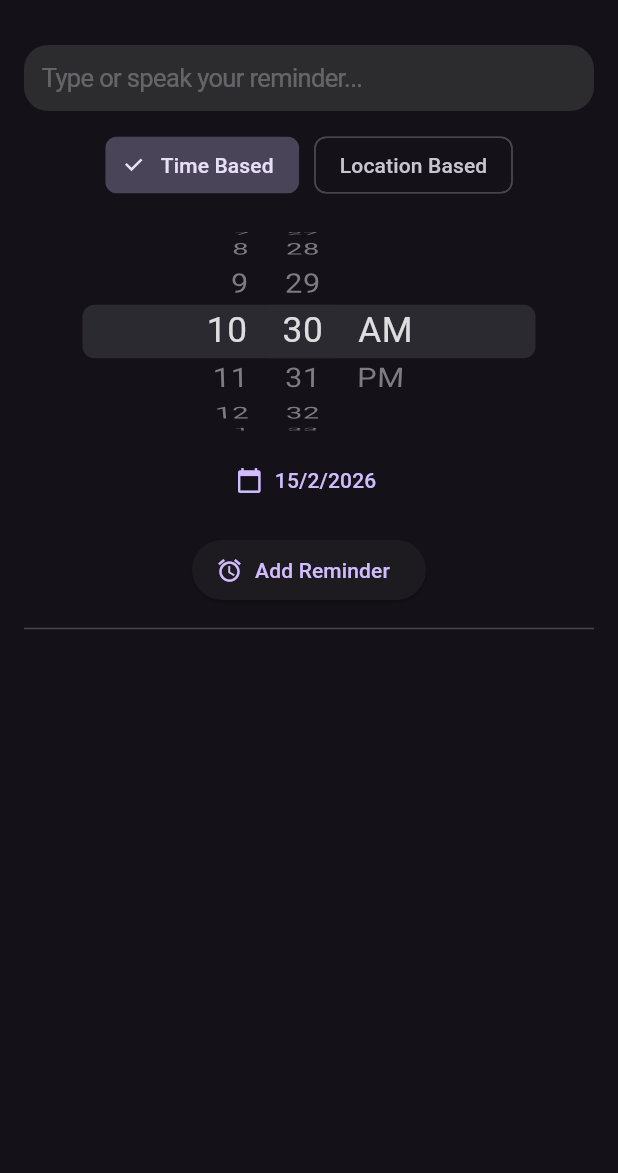
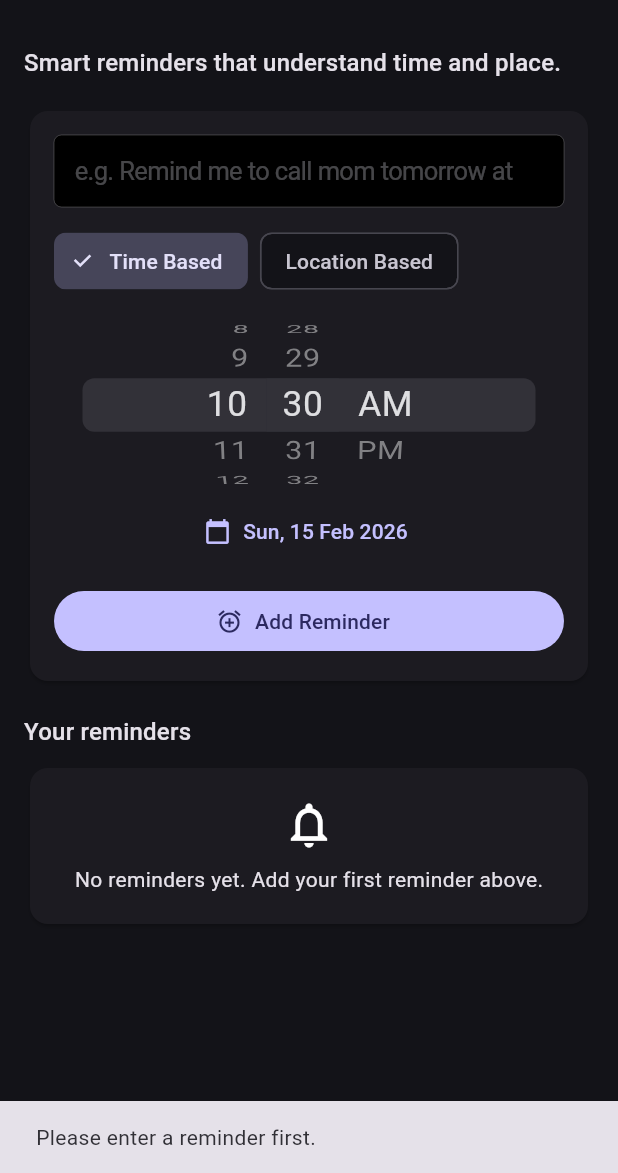
Before and after one commit to itsstoomuch/AIreminder, a Flutter app: the screen it shows after launch, after a tap on "Add Reminder", on a phone screen of 412 x 824 dp, the part 63-1236 px from its top. Run offline on Flutter 3.47's test engine with Material 3 defaults, Android fonts, the phone set to English and light mode, and no system bars; our stand-ins replace flutter_local_notifications, geolocator, google_maps_flutter, hive, hive_flutter, timezone; missing offline and left inert: chrono_dart, geofence_service; accounts and stored records are empty.

Commit message:
Polish reminder UI and improve scheduling reliability

```diff
--- a/lib/main.dart
+++ b/lib/main.dart
@@ -1,17 +1,17 @@
 import 'package:flutter/cupertino.dart';
 import 'package:flutter/material.dart';
+import 'package:geolocator/geolocator.dart';
+import 'package:hive_flutter/hive_flutter.dart';
+import 'package:intl/intl.dart';
 import 'package:provider/provider.dart';
-import 'package:hive_flutter/hive_flutter.dart';
-import 'package:geolocator/geolocator.dart';
-import 'package:google_maps_flutter/google_maps_flutter.dart';
-import 'reminder_provider.dart';
+import 'package:timezone/data/latest_all.dart' as tz;
+
+import 'map_picker_preview.dart';
+import 'map_picker_screen.dart';
 import 'models/reminder.dart';
 import 'models/saved_location.dart';
-import 'map_picker_preview.dart';
-import 'map_picker_screen.dart';
 import 'reminder_parser.dart';
-import 'notification_service.dart';
-import 'package:timezone/data/latest_all.dart' as tz;
+import 'reminder_provider.dart';
 
 void main() async {
   WidgetsFlutterBinding.ensureInitialized();
@@ -30,11 +30,26 @@ void main() async {
 
 class MyApp extends StatelessWidget {
   const MyApp({super.key});
+
   @override
   Widget build(BuildContext context) {
+    const seed = Color(0xFF6C63FF);
+
     return MaterialApp(
       debugShowCheckedModeBanner: false,
-      theme: ThemeData.dark(),
+      title: 'Reminder AI',
+      themeMode: ThemeMode.dark,
+      theme: ThemeData(
+        useMaterial3: true,
+        colorScheme: ColorScheme.fromSeed(seedColor: seed),
+      ),
+      darkTheme: ThemeData(
+        useMaterial3: true,
+        colorScheme: ColorScheme.fromSeed(
+          seedColor: seed,
+          brightness: Brightness.dark,
+        ),
+      ),
       home: const ReminderScreen(),
     );
   }
@@ -42,6 +57,7 @@ class MyApp extends StatelessWidget {
 
 class ReminderScreen extends StatefulWidget {
   const ReminderScreen({super.key});
+
   @override
   State<ReminderScreen> createState() => _ReminderScreenState();
 }
@@ -55,18 +71,35 @@ class _ReminderScreenState extends State<ReminderScreen> {
   double? _selectedLat;
   double? _selectedLng;
 
-  void _pickDate() async {
+  @override
+  void dispose() {
+    _controller.dispose();
+    super.dispose();
+  }
+
+  Future<void> _pickDate() async {
     final picked = await showDatePicker(
       context: context,
       initialDate: _selectedDate,
       firstDate: DateTime.now(),
       lastDate: DateTime(2100),
     );
-    if (picked != null) setState(() => _selectedDate = picked);
+    if (picked != null) {
+      setState(() => _selectedDate = picked);
+    }
   }
 
   void _parseAndAutoLinkLocation(String input) {
     final provider = context.read<ReminderProvider>();
+    final parsedDateTime = parseDateTime(input);
+
+    if (parsedDateTime != null) {
+      setState(() {
+        _selectedDate = parsedDateTime;
+        _selectedTime = TimeOfDay.fromDateTime(parsedDateTime);
+      });
+    }
+
     for (final name in provider.getSavedLocationNames()) {
       if (input.toLowerCase().contains(name)) {
         final match = provider.getLocationByName(name);
@@ -76,35 +109,39 @@ class _ReminderScreenState extends State<ReminderScreen> {
             _selectedLat = match.latitude;
             _selectedLng = match.longitude;
           });
-          ScaffoldMessenger.of(context).showSnackBar(
-            SnackBar(
-              content:
-                  Text("Linked saved location '${match.name}' automatically."),
-              duration: const Duration(seconds: 2),
-            ),
-          );
           break;
         }
       }
     }
   }
 
-  void _useCurrentLocation() async {
+  Future<void> _useCurrentLocation() async {
+    try {
       final pos = await Geolocator.getCurrentPosition();
+      if (!mounted) return;
       setState(() {
         _selectedLat = pos.latitude;
         _selectedLng = pos.longitude;
-      _selectedLocation = "Current Location";
+        _selectedLocation = 'Current Location';
       });
+    } catch (_) {
+      if (!mounted) return;
+      ScaffoldMessenger.of(context).showSnackBar(
+        const SnackBar(content: Text('Unable to fetch current location.')),
+      );
+    }
   }
 
-  void _addReminder() async {
+  Future<void> _addReminder() async {
     final text = _controller.text.trim();
-    if (text.isEmpty) return;
+    if (text.isEmpty) {
+      ScaffoldMessenger.of(context).showSnackBar(
+        const SnackBar(content: Text('Please enter a reminder first.')),
+      );
+      return;
+    }
 
     final provider = context.read<ReminderProvider>();
-
-    // 1️⃣ Combine date + time (fallback for time-based)
     final combined = DateTime(
       _selectedDate.year,
       _selectedDate.month,
@@ -113,35 +150,24 @@ class _ReminderScreenState extends State<ReminderScreen> {
       _selectedTime.minute,
     );
 
-    // 2️⃣ Try geofence parsing
     final geofence = parseGeofenceTrigger(text);
-
     String? locationName = _selectedLocation;
     double? lat = _selectedLat;
     double? lng = _selectedLng;
     String? triggerType;
 
-    bool locationMode = isLocationBased;
+    var locationMode = isLocationBased;
 
     if (geofence != null) {
-      locationMode = true; // force location-based
+      locationMode = true;
       triggerType = geofence.triggerType;
 
-      // Try find saved pin
       final matched = provider.getLocationByName(geofence.locationName);
       if (matched != null) {
         locationName = matched.name;
         lat = matched.latitude;
         lng = matched.longitude;
-        ScaffoldMessenger.of(context).showSnackBar(
-          SnackBar(
-            content: Text(
-                "Linked '${matched.name}' for geofence (${triggerType ?? ''})"),
-            duration: const Duration(seconds: 2),
-          ),
-        );
       } else {
-        // Not found → open map picker
         final picked = await Navigator.push(
           context,
           MaterialPageRoute(builder: (_) => const MapPickerScreen()),
@@ -150,22 +176,20 @@ class _ReminderScreenState extends State<ReminderScreen> {
           lat = picked['position']?.latitude;
           lng = picked['position']?.longitude;
           locationName = picked['name'];
-        } else {
-          ScaffoldMessenger.of(context).showSnackBar(
-            const SnackBar(
-              content: Text('No location selected. Reminder not saved.'),
-            ),
-          );
-          return;
         }
       }
     }
 
     if (locationMode && (locationName == null || lat == null || lng == null)) {
       ScaffoldMessenger.of(context).showSnackBar(
-        const SnackBar(
-            content: Text('Please select a valid location.'),
-            duration: Duration(seconds: 2)),
+        const SnackBar(content: Text('Please select a valid location.')),
+      );
+      return;
+    }
+
+    if (!locationMode && combined.isBefore(DateTime.now())) {
+      ScaffoldMessenger.of(context).showSnackBar(
+        const SnackBar(content: Text('Please choose a future date and time.')),
       );
       return;
     }
@@ -184,14 +208,16 @@ class _ReminderScreenState extends State<ReminderScreen> {
 
     _controller.clear();
     setState(() {
-      if (!locationMode) {
       _selectedDate = DateTime.now();
       _selectedTime = TimeOfDay.now();
-      }
       _selectedLocation = null;
       _selectedLat = null;
       _selectedLng = null;
     });
+
+    ScaffoldMessenger.of(context).showSnackBar(
+      const SnackBar(content: Text('Reminder added successfully.')),
+    );
   }
 
   Future<double> _calculateDistance(double? lat, double? lng) async {
@@ -200,37 +226,51 @@ class _ReminderScreenState extends State<ReminderScreen> {
     return Geolocator.distanceBetween(pos.latitude, pos.longitude, lat, lng);
   }
 
-  Widget _getReminderInfo(Reminder item) {
-    if (item.isLocationBased &&
-        item.latitude != null &&
-        item.longitude != null) {
-      return FutureBuilder<double>(
-        future: _calculateDistance(item.latitude, item.longitude),
-        builder: (context, snapshot) {
-          final distance = snapshot.data;
-          final info = distance != null
-              ? '📍 ${item.location ?? "Unnamed Location"}\n🧭 ${(distance / 1000).toStringAsFixed(2)} km away'
-              : '📍 ${item.location ?? "Loading..."}';
-          return Text(info, style: const TextStyle(color: Colors.white70));
-        },
-      );
-    } else {
-      final countdown = _getCountdown(item.time);
-      return Text(
-        '${item.time.hour.toString().padLeft(2, '0')}:${item.time.minute.toString().padLeft(2, '0')} on ${item.time.day}/${item.time.month}/${item.time.year}\n$countdown',
-        style: const TextStyle(color: Colors.white70),
-      );
-    }
-  }
-
   String _getCountdown(DateTime time) {
     final now = DateTime.now();
     final diff = time.difference(now);
-    if (diff.isNegative) return '⏰ Past due';
+    if (diff.isNegative) return 'Past due';
     if (diff.inMinutes < 60) return '${diff.inMinutes} min left';
-    if (diff.inHours < 24)
-      return '${diff.inHours} hr ${diff.inMinutes % 60} min left';
+    if (diff.inHours < 24) return '${diff.inHours} hr ${diff.inMinutes % 60} min left';
     return '${diff.inDays} day(s) left';
+  }
+
+  Widget _buildReminderCard(Reminder item, int index) {
+    return Dismissible(
+      key: Key(item.key.toString()),
+      background: Container(
+        margin: const EdgeInsets.symmetric(vertical: 6),
+        decoration: BoxDecoration(
+          color: Colors.redAccent,
+          borderRadius: BorderRadius.circular(16),
+        ),
+        alignment: Alignment.centerRight,
+        padding: const EdgeInsets.symmetric(horizontal: 20),
+        child: const Icon(Icons.delete_outline),
+      ),
+      onDismissed: (_) => context.read<ReminderProvider>().removeReminder(index),
+      child: Card(
+        margin: const EdgeInsets.symmetric(vertical: 6),
+        child: ListTile(
+          contentPadding: const EdgeInsets.symmetric(horizontal: 16, vertical: 10),
+          title: Text(item.text),
+          subtitle: item.isLocationBased && item.latitude != null && item.longitude != null
+              ? FutureBuilder<double>(
+                  future: _calculateDistance(item.latitude, item.longitude),
+                  builder: (context, snapshot) {
+                    final distanceKm = (snapshot.data ?? 0) / 1000;
+                    return Text(
+                      '${item.location ?? 'Unnamed location'} • ${distanceKm.toStringAsFixed(2)} km away',
+                    );
+                  },
+                )
+              : Text(
+                  '${DateFormat('EEE, d MMM • hh:mm a').format(item.time)} • ${_getCountdown(item.time)}',
+                ),
+          leading: Icon(item.isLocationBased ? Icons.location_on : Icons.schedule),
+        ),
+      ),
+    );
   }
 
   @override
@@ -238,35 +278,42 @@ class _ReminderScreenState extends State<ReminderScreen> {
     final reminders = context.watch<ReminderProvider>().reminders;
 
     return Scaffold(
-      appBar: AppBar(title: const Text("Reminder AI"), centerTitle: true),
+      appBar: AppBar(
+        title: const Text('Reminder AI'),
+        centerTitle: true,
+      ),
       body: SafeArea(
-        child: SingleChildScrollView(
+        child: ListView(
+          padding: const EdgeInsets.all(16),
+          children: [
+            Text(
+              'Smart reminders that understand time and place.',
+              style: Theme.of(context).textTheme.titleMedium,
+            ),
+            const SizedBox(height: 16),
+            Card(
+              child: Padding(
                 padding: const EdgeInsets.all(16),
                 child: Column(
+                  crossAxisAlignment: CrossAxisAlignment.stretch,
                   children: [
                     CupertinoTextField(
                       controller: _controller,
-                placeholder: 'Type or speak your reminder...',
-                style: const TextStyle(color: Colors.white),
-                padding: const EdgeInsets.all(12),
-                decoration: BoxDecoration(
-                  color: const Color(0xFF2C2C2E),
-                  borderRadius: BorderRadius.circular(16),
-                ),
-                onChanged: (val) => _parseAndAutoLinkLocation(val),
+                      placeholder: 'e.g. Remind me to call mom tomorrow at 8pm',
+                      padding: const EdgeInsets.all(14),
+                      onChanged: _parseAndAutoLinkLocation,
                     ),
                     const SizedBox(height: 12),
-              Row(
-                mainAxisAlignment: MainAxisAlignment.center,
+                    Wrap(
+                      spacing: 8,
                       children: [
                         ChoiceChip(
-                    label: const Text("Time Based"),
+                          label: const Text('Time Based'),
                           selected: !isLocationBased,
                           onSelected: (_) => setState(() => isLocationBased = false),
                         ),
-                  const SizedBox(width: 10),
                         ChoiceChip(
-                    label: const Text("Location Based"),
+                          label: const Text('Location Based'),
                           selected: isLocationBased,
                           onSelected: (_) => setState(() => isLocationBased = true),
                         ),
@@ -275,23 +322,25 @@ class _ReminderScreenState extends State<ReminderScreen> {
                     const SizedBox(height: 12),
                     if (!isLocationBased) ...[
                       SizedBox(
-                  height: 150,
+                        height: 120,
                         child: CupertinoDatePicker(
                           mode: CupertinoDatePickerMode.time,
                           initialDateTime: DateTime.now(),
-                    onDateTimeChanged: (val) => setState(
-                        () => _selectedTime = TimeOfDay.fromDateTime(val)),
+                          onDateTimeChanged: (val) {
+                            setState(() => _selectedTime = TimeOfDay.fromDateTime(val));
+                          },
                         ),
                       ),
                       TextButton.icon(
                         onPressed: _pickDate,
                         icon: const Icon(Icons.calendar_today),
-                  label: Text(
-                      '${_selectedDate.day}/${_selectedDate.month}/${_selectedDate.year}'),
+                        label: Text(DateFormat('EEE, d MMM yyyy').format(_selectedDate)),
                       ),
                     ] else ...[
                       SizedBox(
-                  height: 150,
+                        height: 170,
+                        child: ClipRRect(
+                          borderRadius: BorderRadius.circular(12),
                           child: MapPickerPreview(
                             onLocationSelected: (position, name) {
                               setState(() {
@@ -302,23 +351,21 @@ class _ReminderScreenState extends State<ReminderScreen> {
                             },
                           ),
                         ),
-                const SizedBox(height: 10),
-                Row(
-                  mainAxisAlignment: MainAxisAlignment.spaceEvenly,
+                      ),
+                      const SizedBox(height: 12),
+                      Wrap(
+                        spacing: 8,
                         children: [
-                    TextButton.icon(
+                          OutlinedButton.icon(
                             onPressed: _useCurrentLocation,
-                      icon:
-                          const Icon(Icons.my_location, color: Colors.white70),
-                      label: const Text("Use Current Location",
-                          style: TextStyle(color: Colors.white70)),
+                            icon: const Icon(Icons.my_location),
+                            label: const Text('Use current location'),
                           ),
-                    TextButton.icon(
+                          OutlinedButton.icon(
                             onPressed: () async {
                               final picked = await Navigator.push(
                                 context,
-                          MaterialPageRoute(
-                              builder: (_) => const MapPickerScreen()),
+                                MaterialPageRoute(builder: (_) => const MapPickerScreen()),
                               );
                               if (picked != null && picked is Map) {
                                 setState(() {
@@ -328,48 +375,48 @@ class _ReminderScreenState extends State<ReminderScreen> {
                                 });
                               }
                             },
-                      icon: const Icon(Icons.map, color: Colors.white70),
-                      label: const Text("Open Full Map",
-                          style: TextStyle(color: Colors.white70)),
+                            icon: const Icon(Icons.map_outlined),
+                            label: const Text('Choose on map'),
                           ),
                         ],
                       ),
+                      if (_selectedLocation != null) ...[
+                        const SizedBox(height: 8),
+                        Text('Selected: $_selectedLocation'),
+                      ],
                     ],
                     const SizedBox(height: 12),
-              ElevatedButton.icon(
+                    FilledButton.icon(
                       onPressed: _addReminder,
-                icon: const Icon(Icons.alarm),
+                      icon: const Icon(Icons.add_alarm),
                       label: const Text('Add Reminder'),
                     ),
-              const Divider(height: 30),
-              ListView.builder(
-                shrinkWrap: true,
-                physics: const NeverScrollableScrollPhysics(),
-                itemCount: reminders.length,
-                itemBuilder: (context, index) {
-                  final item = reminders[index];
-                  return Dismissible(
-                    key: Key(item.key.toString()),
-                    background: Container(color: Colors.red),
-                    onDismissed: (_) =>
-                        context.read<ReminderProvider>().removeReminder(index),
-                    child: Card(
-                      margin: const EdgeInsets.symmetric(vertical: 6),
-                      child: ListTile(
-                        title: Text(item.text,
-                            style: const TextStyle(color: Colors.white)),
-                        subtitle: _getReminderInfo(item),
-                        leading: item.isLocationBased
-                            ? const Icon(Icons.location_on,
-                                color: Colors.purpleAccent)
-                            : const Icon(Icons.access_time, color: Colors.cyan),
+                  ],
                 ),
               ),
-                  );
-                },
-              )
+            ),
+            const SizedBox(height: 18),
+            Text('Your reminders', style: Theme.of(context).textTheme.titleMedium),
+            const SizedBox(height: 8),
+            if (reminders.isEmpty)
+              Card(
+                child: Padding(
+                  padding: const EdgeInsets.all(20),
+                  child: Column(
+                    children: const [
+                      Icon(Icons.notifications_none, size: 36),
+                      SizedBox(height: 8),
+                      Text('No reminders yet. Add your first reminder above.'),
                     ],
                   ),
+                ),
+              )
+            else
+              ...List.generate(reminders.length, (index) {
+                final item = reminders[index];
+                return _buildReminderCard(item, index);
+              }),
+          ],
         ),
       ),
     );
--- a/lib/map_picker_preview.dart
+++ b/lib/map_picker_preview.dart
@@ -15,7 +15,6 @@ class MapPickerPreview extends StatefulWidget {
 
 class _MapPickerPreviewState extends State<MapPickerPreview> {
   Set<Marker> _markers = {};
-  late GoogleMapController _mapController;
 
   @override
   void initState() {
@@ -48,7 +47,6 @@ class _MapPickerPreviewState extends State<MapPickerPreview> {
   @override
   Widget build(BuildContext context) {
     return GoogleMap(
-      onMapCreated: (controller) => _mapController = controller,
       initialCameraPosition: const CameraPosition(
         target: LatLng(19.0760, 72.8777), // Mumbai
         zoom: 14,
--- a/lib/map_picker_screen.dart
+++ b/lib/map_picker_screen.dart
@@ -14,7 +14,6 @@ class _MapPickerScreenState extends State<MapPickerScreen> {
   LatLng? _selectedPosition;
   final TextEditingController _nameController = TextEditingController();
   Set<Marker> _markers = {};
-  GoogleMapController? _mapController;
 
   @override
   void initState() {
@@ -162,7 +161,6 @@ class _MapPickerScreenState extends State<MapPickerScreen> {
         ],
       ),
       body: GoogleMap(
-        onMapCreated: (controller) => _mapController = controller,
         initialCameraPosition: const CameraPosition(
           target: LatLng(19.0760, 72.8777), // Mumbai
           zoom: 14,
--- a/lib/reminder_provider.dart
+++ b/lib/reminder_provider.dart
@@ -28,6 +28,7 @@ class ReminderProvider extends ChangeNotifier {
     final provider = ReminderProvider();
     provider._reminders = Hive.box<Reminder>('reminders').values.toList();
     provider._setupGeofenceEventHandler();
+    await provider._initializeGeofences();
     return provider; // ✅ always returns
   }
 
@@ -60,7 +61,6 @@ class ReminderProvider extends ChangeNotifier {
       );
       _geofenceService.addGeofence(geofence);
     }
-    return Future.value(); // ✅ always returns Future<void>
   }
 
   Future<void> removeReminder(int index) async {
@@ -73,7 +73,6 @@ class ReminderProvider extends ChangeNotifier {
     await Hive.box<Reminder>('reminders').delete(reminder.key);
     _reminders.removeAt(index);
     notifyListeners();
-    return Future.value(); // ✅ always returns Future<void>
   }
 
   Future<void> _initializeGeofences() async {
@@ -90,7 +89,6 @@ class ReminderProvider extends ChangeNotifier {
         _geofenceService.addGeofence(geofence);
       }
     }
-    return Future.value(); // ✅ always returns Future<void>
   }
 
   List<String> getSavedLocationNames() {
```
Also changed, not shown: lib/reminder_parser.dart (+8 -6 lines). Lines whose indentation alone changed are shown as unchanged.
